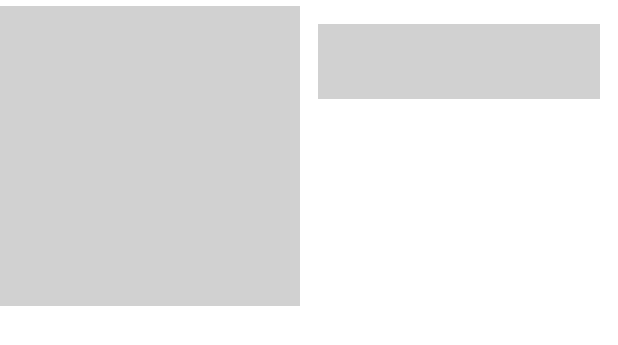
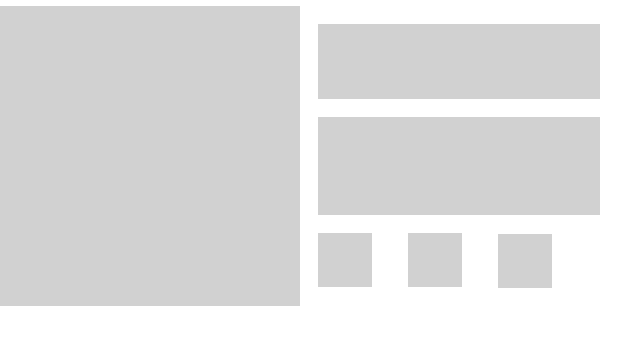
Before and after one commit to cxw320/Recipe_App_Udemy_Practice, an Android app: the layout placeholder_row_layout.xml on its own in the app's theme, with its tools: preview values and no code run, on a phone screen of 412 x 824 dp. Shown: the top 345 px of the screen. Run offline under Robolectric (Android 15) with nearby library versions, the phone set to English and light mode, and no system bars; Roboto replaces fonts that are not available here.

```diff
--- a/app/src/main/res/layout/placeholder_row_layout.xml
+++ b/app/src/main/res/layout/placeholder_row_layout.xml
@@ -1,5 +1,6 @@
 <?xml version="1.0" encoding="utf-8"?>
-<androidx.constraintlayout.widget.ConstraintLayout xmlns:android="http://schemas.android.com/apk/res/android"
+<androidx.constraintlayout.widget.ConstraintLayout
+    xmlns:android="http://schemas.android.com/apk/res/android"
     xmlns:app="http://schemas.android.com/apk/res-auto"
     xmlns:tools="http://schemas.android.com/tools"
     android:layout_width="match_parent"
@@ -29,4 +30,49 @@
         app:layout_constraintTop_toTopOf="parent"
         android:background="@color/mediumGray"/>
 
+    <View
+        android:id="@+id/view3"
+        android:layout_width="0dp"
+        android:layout_height="65dp"
+        android:layout_marginTop="12dp"
+        android:background="@color/mediumGray"
+        app:layout_constraintEnd_toEndOf="@+id/view2"
+        app:layout_constraintStart_toStartOf="@+id/view2"
+        app:layout_constraintTop_toBottomOf="@+id/view2" />
+
+    <View
+        android:id="@+id/view4"
+        android:layout_width="36dp"
+        android:layout_height="36dp"
+        android:layout_marginStart="12dp"
+        android:layout_marginTop="12dp"
+        android:layout_marginBottom="12dp"
+        android:background="@color/mediumGray"
+        app:layout_constraintBottom_toBottomOf="parent"
+        app:layout_constraintStart_toEndOf="@+id/view"
+        app:layout_constraintTop_toBottomOf="@+id/view3"
+        app:layout_constraintVertical_bias="0.0" />
+
+    <View
+        android:id="@+id/view5"
+        android:layout_width="36dp"
+        android:layout_height="36dp"
+        android:layout_marginStart="24dp"
+        android:background="@color/mediumGray"
+        app:layout_constraintStart_toEndOf="@+id/view4"
+        app:layout_constraintTop_toTopOf="@+id/view4" />
+
+    <View
+        android:id="@+id/view6"
+        android:layout_width="36dp"
+        android:layout_height="36dp"
+        android:layout_marginStart="24dp"
+        android:layout_marginTop="12dp"
+        android:layout_marginBottom="12dp"
+        android:background="@color/mediumGray"
+        app:layout_constraintBottom_toBottomOf="parent"
+        app:layout_constraintStart_toEndOf="@+id/view5"
+        app:layout_constraintTop_toBottomOf="@+id/view3"
+        app:layout_constraintVertical_bias="1.0" />
+
 </androidx.constraintlayout.widget.ConstraintLayout>
--- a/build.gradle
+++ b/build.gradle
@@ -6,10 +6,8 @@ buildscript {
         mavenCentral()
     }
     dependencies {
-        classpath "com.android.tools.build:gradle:4.2.1"
-        classpath "org.jetbrains.kotlin:kotlin-gradle-plugin:$kotlin_version"
-
-        //for navigation plug and for hilt
+        classpath "com.android.tools.build:gradle:4.0.2"
+        classpath "org.jetbrains.kotlin:kotlin-gradle-plugin:1.4.10"
         classpath "androidx.navigation:navigation-safe-args-gradle-plugin:2.3.0"
         classpath "com.google.dagger:hilt-android-gradle-plugin:2.28-alpha"
         // NOTE: Do not place your application dependencies here; they belong
```
Also changed, not shown: app/src/main/java/com/example/udemyfoodapp/ExtendedIngredient.kt (added, +35 -0 lines), app/src/main/java/com/example/udemyfoodapp/FoodRecipe.kt (added, +79 -0 lines), app/src/main/java/com/example/udemyfoodapp/MainActivity.kt (+5 -2 lines), app/src/main/java/com/example/udemyfoodapp/Measures.kt (added, +11 -0 lines), app/src/main/java/com/example/udemyfoodapp/Metric.kt (added, +13 -0 lines), app/src/main/java/com/example/udemyfoodapp/RecipesFragment.kt (+8 -1 lines), app/src/main/java/com/example/udemyfoodapp/Us.kt (added, +13 -0 lines), app/src/main/java/com/example/udemyfoodapp/WinePairing.kt (added, +13 -0 lines), app/src/main/res/layout/fragment_recipes.xml (+7 -3 lines).
